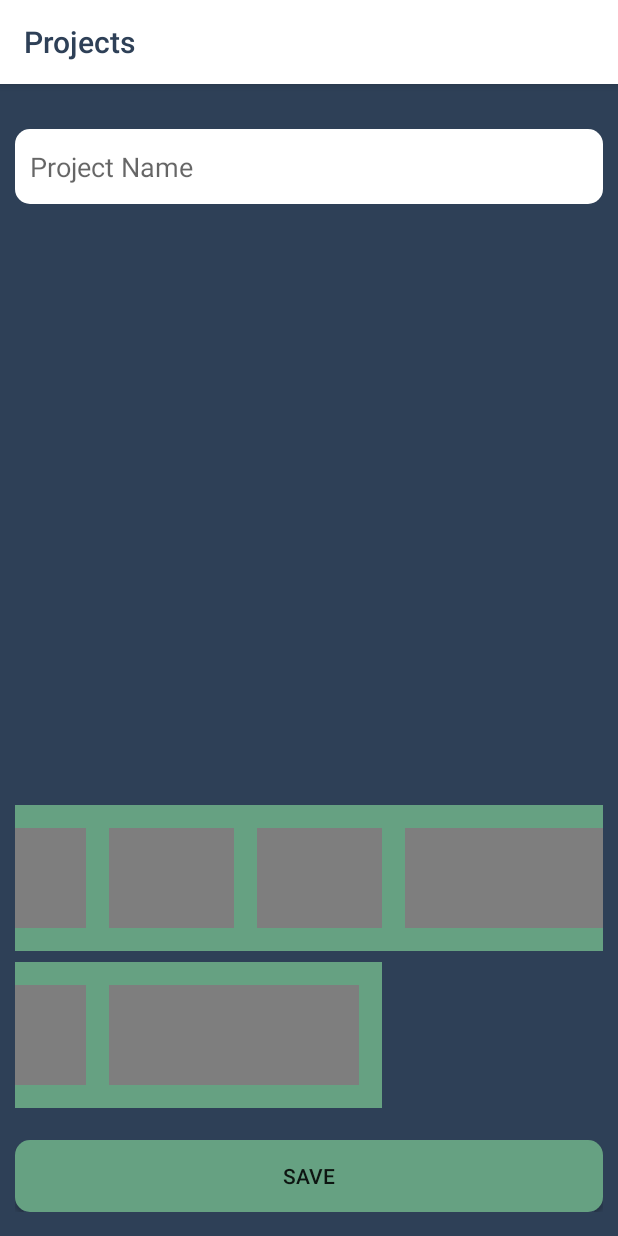
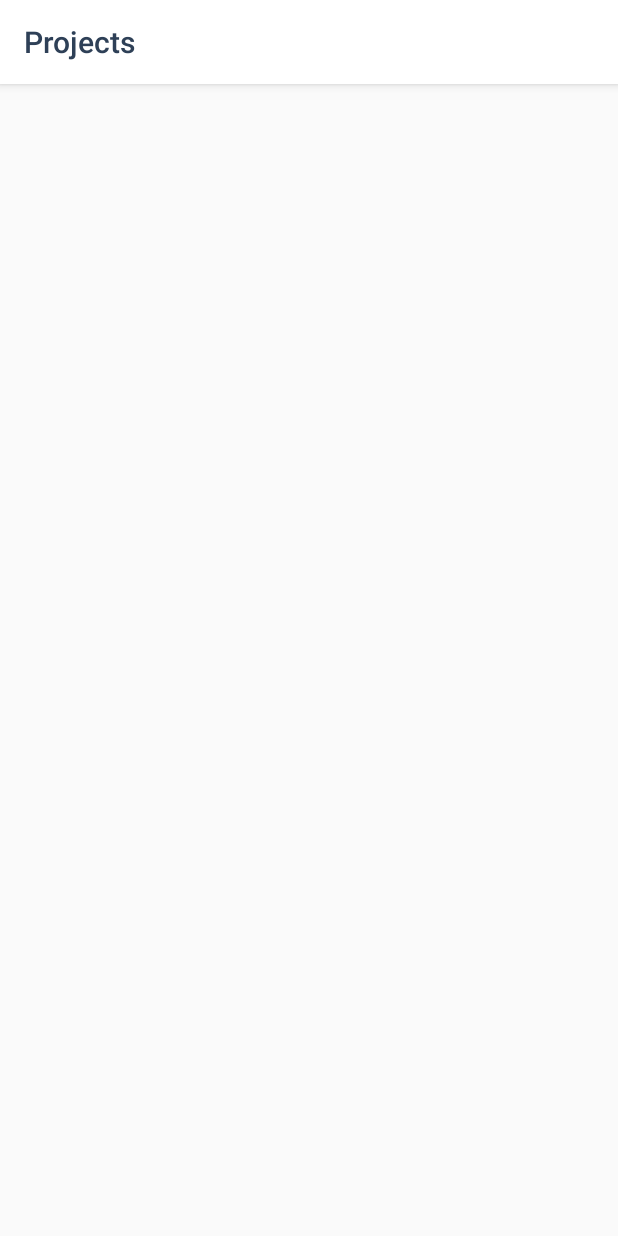
Before and after one commit to Audakel/Haedrian_Stealth, an Android app: the ProjectsActivity screen opened directly, with no data from a screen before it, on a phone screen of 412 x 824 dp. Run offline under Robolectric (Android 15) with nearby library versions, the phone set to English and light mode, and no system bars; 1 statement that could not run was skipped.

Commit message:
temp commit

```diff
--- a/Haedrian/app/src/main/AndroidManifest.xml
+++ b/Haedrian/app/src/main/AndroidManifest.xml
@@ -49,10 +49,6 @@
             android:name=".InvestActivity"
             android:label="@string/title_activity_invest" >
         </activity>
-        <activity
-            android:name=".GridTest"
-            android:label="@string/title_activity_grid_test" >
-        </activity>
     </application>
 
 </manifest>
--- a/Haedrian/app/src/main/java/com/haedrian/haedrian/ImageAdapter.java
+++ /dev/null
@@ -1,54 +0,0 @@
-package com.haedrian.haedrian;
-
-import android.content.Context;
-import android.view.View;
-import android.view.ViewGroup;
-import android.widget.BaseAdapter;
-import android.widget.GridView;
-import android.widget.ImageView;
-
-/**
- * Created by Logan on 2/23/2015.
- */
-public class ImageAdapter extends BaseAdapter {
-    private Context mContext;
-
-    public ImageAdapter(Context c) {
-        mContext = c;
-    }
-
-    public int getCount() {
-        return mThumbIds.length;
-    }
-
-    public Object getItem(int position) {
-        return null;
-    }
-
-    public long getItemId(int position) {
-        return 0;
-    }
-
-    // create a new ImageView for each item referenced by the Adapter
-    public View getView(int position, View convertView, ViewGroup parent) {
-        ImageView imageView;
-        if (convertView == null) {  // if it's not recycled, initialize some attributes
-            imageView = new ImageView(mContext);
-            imageView.setLayoutParams(new GridView.LayoutParams(300, 150));
-            imageView.setScaleType(ImageView.ScaleType.CENTER_CROP);
-            imageView.setPadding(2, 2, 2, 2);
-        } else {
-            imageView = (ImageView) convertView;
-        }
-
-        imageView.setImageResource(mThumbIds[position]);
-        return imageView;
-    }
-
-    // references to our images
-    private Integer[] mThumbIds = {
-            R.drawable.project_name_box, R.drawable.project_name_box,
-            R.drawable.project_name_box, R.drawable.project_name_box,
-            R.drawable.project_name_box, R.drawable.project_name_box
-    };
-}
--- a/Haedrian/app/src/main/java/com/haedrian/haedrian/ProjectsActivity.java
+++ b/Haedrian/app/src/main/java/com/haedrian/haedrian/ProjectsActivity.java
@@ -1,32 +1,54 @@
 package com.haedrian.haedrian;
 
+import java.util.Locale;
+
 import android.support.v7.app.ActionBarActivity;
+import android.support.v7.app.ActionBar;
+import android.support.v4.app.Fragment;
+import android.support.v4.app.FragmentManager;
+import android.support.v4.app.FragmentTransaction;
+import android.support.v4.app.FragmentPagerAdapter;
 import android.os.Bundle;
+import android.support.v4.view.ViewPager;
+import android.view.Gravity;
+import android.view.LayoutInflater;
 import android.view.Menu;
 import android.view.MenuItem;
 import android.view.View;
-import android.widget.AdapterView;
-import android.widget.GridView;
-import android.widget.Toast;
+import android.view.ViewGroup;
+import android.widget.TextView;
 
 
 public class ProjectsActivity extends ActionBarActivity {
 
-    private GridView gridView;
+    /**
+     * The {@link android.support.v4.view.PagerAdapter} that will provide
+     * fragments for each of the sections. We use a
+     * {@link FragmentPagerAdapter} derivative, which will keep every
+     * loaded fragment in memory. If this becomes too memory intensive, it
+     * may be best to switch to a
+     * {@link android.support.v4.app.FragmentStatePagerAdapter}.
+     */
+    SectionsPagerAdapter mSectionsPagerAdapter;
+
+    /**
+     * The {@link ViewPager} that will host the section contents.
+     */
+    ViewPager mViewPager;
 
     @Override
     protected void onCreate(Bundle savedInstanceState) {
         super.onCreate(savedInstanceState);
         setContentView(R.layout.activity_projects);
 
-        gridView = (GridView) findViewById(R.id.gridview);
-        gridView.setAdapter(new ImageAdapter(this));
 
-        gridView.setOnItemClickListener(new AdapterView.OnItemClickListener() {
-            public void onItemClick(AdapterView<?> parent, View v, int position, long id) {
-                Toast.makeText(ProjectsActivity.this, "" + position, Toast.LENGTH_SHORT).show();
-            }
-        });
+        // Create the adapter that will return a fragment for each of the three
+        // primary sections of the activity.
+        mSectionsPagerAdapter = new SectionsPagerAdapter(getSupportFragmentManager());
+
+        // Set up the ViewPager with the sections adapter.
+        mViewPager = (ViewPager) findViewById(R.id.pager);
+        mViewPager.setAdapter(mSectionsPagerAdapter);
 
     }
 
@@ -52,4 +74,77 @@ public class ProjectsActivity extends ActionBarActivity {
 
         return super.onOptionsItemSelected(item);
     }
+
+
+    /**
+     * A {@link FragmentPagerAdapter} that returns a fragment corresponding to
+     * one of the sections/tabs/pages.
+     */
+    public class SectionsPagerAdapter extends FragmentPagerAdapter {
+
+        public SectionsPagerAdapter(FragmentManager fm) {
+            super(fm);
+        }
+
+        @Override
+        public Fragment getItem(int position) {
+            // getItem is called to instantiate the fragment for the given page.
+            // Return a PlaceholderFragment (defined as a static inner class below).
+            return ProjectTitleFragment.newInstance(position + 1);
+        }
+
+        @Override
+        public int getCount() {
+            // Show 3 total pages.
+            return 3;
+        }
+
+        @Override
+        public CharSequence getPageTitle(int position) {
+            Locale l = Locale.getDefault();
+            switch (position) {
+                case 0:
+                    return getString(R.string.title_section1).toUpperCase(l);
+                case 1:
+                    return getString(R.string.title_section2).toUpperCase(l);
+                case 2:
+                    return getString(R.string.title_section3).toUpperCase(l);
+            }
+            return null;
+        }
+    }
+
+    /**
+     * A placeholder fragment containing a simple view.
+     */
+    public static class ProjectTitleFragment extends Fragment {
+        /**
+         * The fragment argument representing the section number for this
+         * fragment.
+         */
+        private static final String ARG_SECTION_NUMBER = "section_number";
+
+        /**
+         * Returns a new instance of this fragment for the given section
+         * number.
+         */
+        public static ProjectTitleFragment newInstance(int sectionNumber) {
+            ProjectTitleFragment fragment = new ProjectTitleFragment();
+            Bundle args = new Bundle();
+            args.putInt(ARG_SECTION_NUMBER, sectionNumber);
+            fragment.setArguments(args);
+            return fragment;
+        }
+
+        public ProjectTitleFragment() {
+        }
+
+        @Override
+        public View onCreateView(LayoutInflater inflater, ViewGroup container,
+                                 Bundle savedInstanceState) {
+            View rootView = inflater.inflate(R.layout.fragment_project_title, container, false);
+            return rootView;
+        }
+    }
+
 }
--- a/Haedrian/app/src/main/res/layout/activity_projects.xml
+++ b/Haedrian/app/src/main/res/layout/activity_projects.xml
@@ -1,48 +1,4 @@
-<RelativeLayout xmlns:android="http://schemas.android.com/apk/res/android"
-    xmlns:tools="http://schemas.android.com/tools"
-    android:layout_width="match_parent"
-    android:layout_height="match_parent"
-    android:paddingLeft="10dp"
-    android:paddingRight="10dp"
-    android:paddingTop="16dp"
-    android:paddingBottom="16dp"
-    android:background="@color/main_color"
-    tools:context="com.haedrian.haedrian.ProjectsActivity" >
-
-    <EditText
-        android:layout_marginTop="14dp"
-        android:layout_width="fill_parent"
-        android:layout_height="50dp"
-        android:paddingLeft="10dp"
-        android:paddingRight="10dp"
-        android:background="@drawable/round_edittext"
-        android:hint="@string/project_name"/>
-
-
-    <LinearLayout
-        android:layout_width="fill_parent"
-        android:layout_height="wrap_content"
-        android:orientation="vertical"
-        android:layout_alignParentBottom="true">
-
-        <GridView xmlns:android="http://schemas.android.com/apk/res/android"
-            android:id="@+id/gridview"
-            android:layout_width="fill_parent"
-            android:layout_height="wrap_content"
-            android:columnWidth="90dp"
-            android:numColumns="auto_fit"
-            android:verticalSpacing="5dp"
-            android:horizontalSpacing="5dp"
-            android:stretchMode="columnWidth"
-            android:gravity="center"
-            android:layout_marginBottom="20dp"/>
-
-        <Button
-            android:layout_width="fill_parent"
-            android:layout_height="wrap_content"
-            android:background="@drawable/round_button"
-            android:text="@string/save"/>
-
-    </LinearLayout>
-
-</RelativeLayout>
+<android.support.v4.view.ViewPager xmlns:android="http://schemas.android.com/apk/res/android"
+    xmlns:tools="http://schemas.android.com/tools" android:id="@+id/pager"
+    android:layout_width="match_parent" android:layout_height="match_parent"
+    tools:context="com.haedrian.haedrian.ProjectsActivity" />
--- a/Haedrian/app/src/main/res/values/strings.xml
+++ b/Haedrian/app/src/main/res/values/strings.xml
@@ -10,5 +10,9 @@
     <string name="title_activity_invest">InvestActivity</string>
     <string name="save">Save</string>
     <string name="project_name">Project Name</string>
-    <string name="title_activity_grid_test">GridTest</string>
+
+
+    <string name="title_section1">Section 1</string>
+    <string name="title_section2">Section 2</string>
+    <string name="title_section3">Section 3</string>
 </resources>
```
Also changed, not shown: 1 other file.
